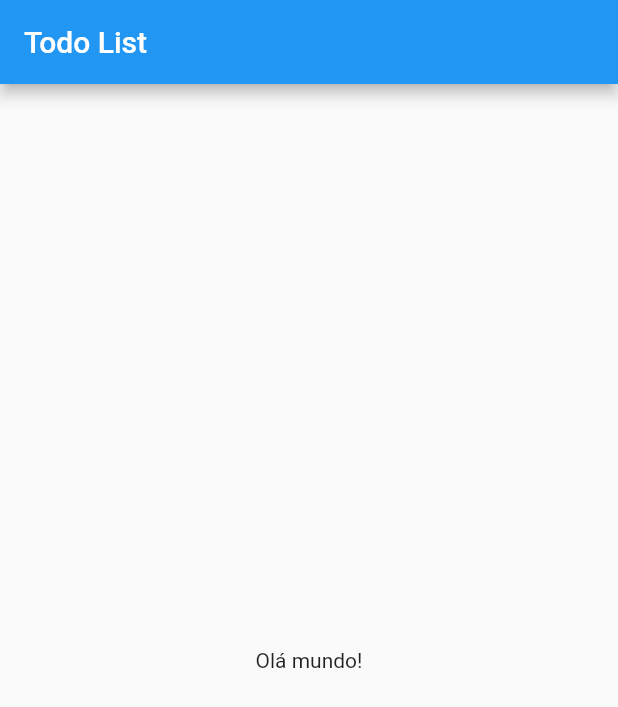
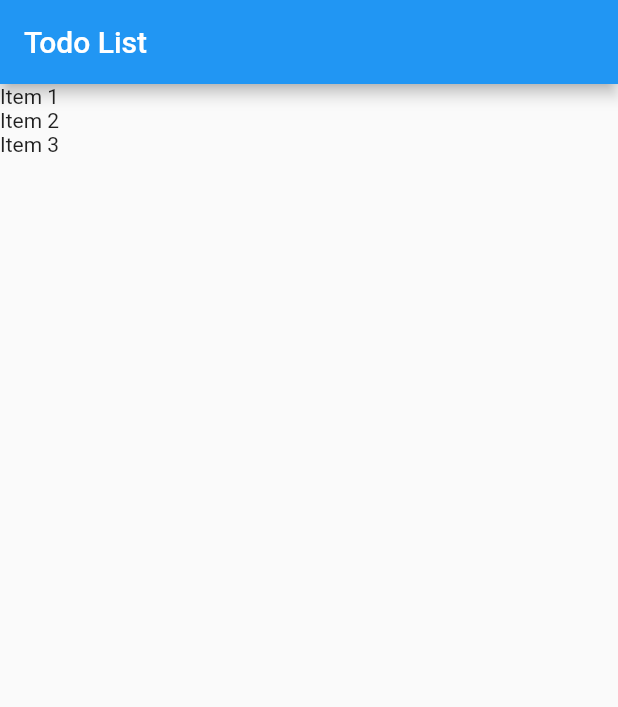
Before and after one commit to claylton/to_do_list, a Flutter app: the screen it shows after launch, on a phone screen of 412 x 824 dp. Shown: the top 707 px of the screen. Run offline on Flutter 3.47's test engine with Material 2 defaults, Android fonts, the phone set to English and light mode, and no system bars.

Commit message:
Feat: Add to do list

```diff
--- a/lib/main.dart
+++ b/lib/main.dart
@@ -1,4 +1,5 @@
 import 'package:flutter/material.dart';
+import 'package:todo/models/item.dart';
 
 void main() => runApp(const MyApp());
 
@@ -13,13 +14,19 @@ class MyApp extends StatelessWidget {
       theme: ThemeData(
         primarySwatch: Colors.blue,
       ),
-      home: const HomePage(),
+      home: HomePage(),
     );
   }
 }
 
 class HomePage extends StatefulWidget {
-  const HomePage({super.key});
+  List<Item> items = <Item>[];
+
+  HomePage({super.key}) {
+    items.add(Item(title: 'Item 1', done: false));
+    items.add(Item(title: 'Item 2', done: true));
+    items.add(Item(title: 'Item 3', done: false));
+  }
 
   @override
   State<HomePage> createState() => _HomePageState();
@@ -29,12 +36,14 @@ class _HomePageState extends State<HomePage> {
   @override
   Widget build(BuildContext context) {
     return Scaffold(
-      appBar: AppBar(
-        title: const Text('Todo List'),
-      ),
-      body: const Center(
-        child: Text('Olá mundo!'),
-      ),
-    );
+        appBar: AppBar(
+          title: const Text('Todo List'),
+        ),
+        body: ListView.builder(
+          itemCount: widget.items.length,
+          itemBuilder: (BuildContext context, int index) {
+            return Text(widget.items[index].title);
+          },
+        ));
   }
 }
```
